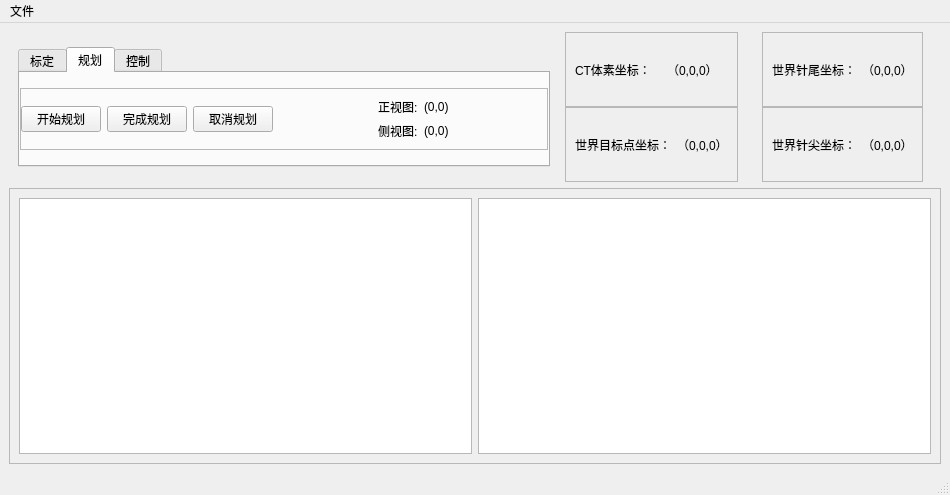
Before: the Qt Designer form ui/nav_2dv2.ui in boaoyan/OSND2DV2_boao, drawn with Qt 5.
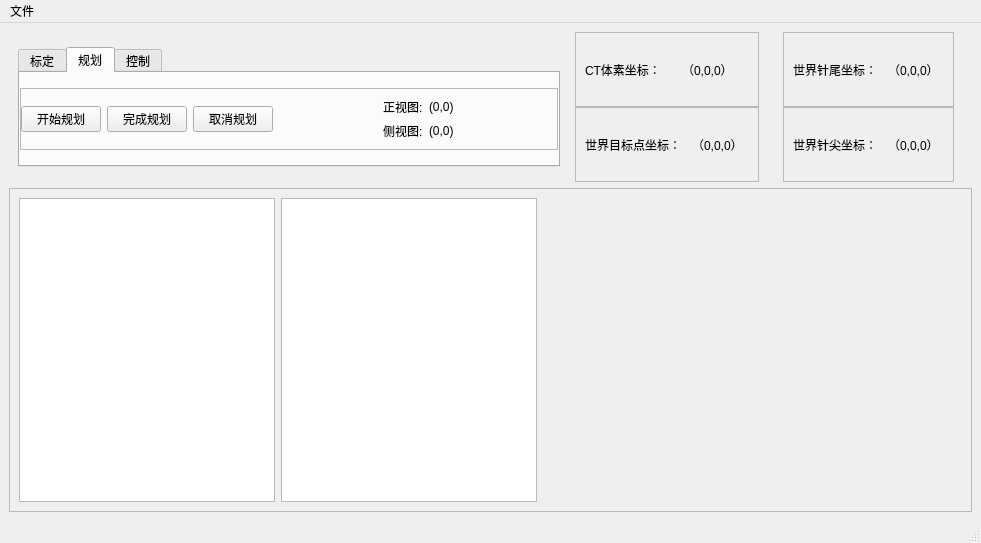
After: the same form once the commit is applied. The open tabs and pages were chosen to show the change.

```diff
--- a/ui/nav_2dv2.ui
+++ b/ui/nav_2dv2.ui
@@ -6,8 +6,8 @@
    <rect>
     <x>0</x>
     <y>0</y>
-    <width>900</width>
-    <height>495</height>
+    <width>981</width>
+    <height>543</height>
    </rect>
   </property>
   <property name="windowTitle">
@@ -576,6 +576,19 @@
          </property>
         </widget>
        </item>
+       <item>
+        <widget class="QWidget" name="voxel_view" native="true">
+         <property name="enabled">
+          <bool>true</bool>
+         </property>
+         <property name="sizePolicy">
+          <sizepolicy hsizetype="Preferred" vsizetype="Preferred">
+           <horstretch>20</horstretch>
+           <verstretch>0</verstretch>
+          </sizepolicy>
+         </property>
+        </widget>
+       </item>
       </layout>
      </widget>
     </item>
@@ -586,8 +599,8 @@
     <rect>
      <x>0</x>
      <y>0</y>
-     <width>900</width>
-     <height>22</height>
+     <width>981</width>
+     <height>23</height>
     </rect>
    </property>
    <widget class="QMenu" name="menu">
```
Left out of the diff: 8 changed lines with no effect on the pictures.
